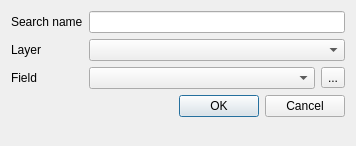
Before: the Qt Designer form ui/ui_projectsearch.ui in 3nids/quickfinder, drawn with Qt 5.
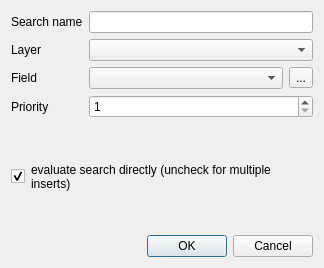
After: the same form once the commit is applied. Icons and pictures are not drawn. Custom widgets are drawn as their Qt base class.

Diff of the .ui file:
```diff
--- a/ui/ui_projectsearch.ui
+++ b/ui/ui_projectsearch.ui
@@ -6,14 +6,21 @@
    <rect>
     <x>0</x>
     <y>0</y>
-    <width>356</width>
-    <height>146</height>
+    <width>324</width>
+    <height>268</height>
    </rect>
   </property>
   <property name="windowTitle">
-   <string>QuickFinder :: project search configuration</string>
+   <string>QuickFinder :: add local search layer</string>
   </property>
   <layout class="QFormLayout" name="formLayout">
+   <item row="4" column="0">
+    <widget class="QLabel" name="FieldNameLabel">
+     <property name="text">
+      <string>Field</string>
+     </property>
+    </widget>
+   </item>
    <item row="0" column="0">
     <widget class="QLabel" name="label">
      <property name="text">
@@ -50,14 +57,7 @@
      </property>
     </widget>
    </item>
-   <item row="2" column="0">
-    <widget class="QLabel" name="FieldNameLabel">
-     <property name="text">
-      <string>Field</string>
-     </property>
-    </widget>
-   </item>
-   <item row="2" column="1">
+   <item row="4" column="1">
     <layout class="QHBoxLayout" name="fieldNameLayout">
      <item>
       <widget class="QgsFieldComboBox" name="fieldCombo">
@@ -80,6 +80,12 @@
        <property name="enabled">
         <bool>true</bool>
        </property>
+       <property name="sizePolicy">
+        <sizepolicy hsizetype="Maximum" vsizetype="Fixed">
+         <horstretch>0</horstretch>
+         <verstretch>0</verstretch>
+        </sizepolicy>
+       </property>
        <property name="text">
         <string>...</string>
        </property>
@@ -91,7 +97,57 @@
      </item>
     </layout>
    </item>
-   <item row="3" column="0" colspan="2">
+   <item row="6" column="0">
+    <widget class="QLabel" name="label_2">
+     <property name="text">
+      <string>Priority</string>
+     </property>
+    </widget>
+   </item>
+   <item row="6" column="1">
+    <widget class="QSpinBox" name="priorityBox">
+     <property name="minimum">
+      <number>1</number>
+     </property>
+     <property name="maximum">
+      <number>999</number>
+     </property>
+     <property name="value">
+      <number>1</number>
+     </property>
+    </widget>
+   </item>
+   <item row="8" column="0" colspan="2">
+    <layout class="QGridLayout" name="gridLayout">
+     <item row="0" column="1">
+      <widget class="QLabel" name="label_3">
+       <property name="sizePolicy">
+        <sizepolicy hsizetype="MinimumExpanding" vsizetype="MinimumExpanding">
+         <horstretch>0</horstretch>
+         <verstretch>0</verstretch>
+        </sizepolicy>
+       </property>
+       <property name="text">
+        <string>evaluate search directly (uncheck for multiple inserts)</string>
+       </property>
+       <property name="wordWrap">
+        <bool>true</bool>
+       </property>
+      </widget>
+     </item>
+     <item row="0" column="0">
+      <widget class="QCheckBox" name="evaluateCheckBox">
+       <property name="text">
+        <string/>
+       </property>
+       <property name="checked">
+        <bool>true</bool>
+       </property>
+      </widget>
+     </item>
+    </layout>
+   </item>
+   <item row="10" column="1">
     <widget class="QDialogButtonBox" name="buttonBox">
      <property name="orientation">
       <enum>Qt::Horizontal</enum>
```
